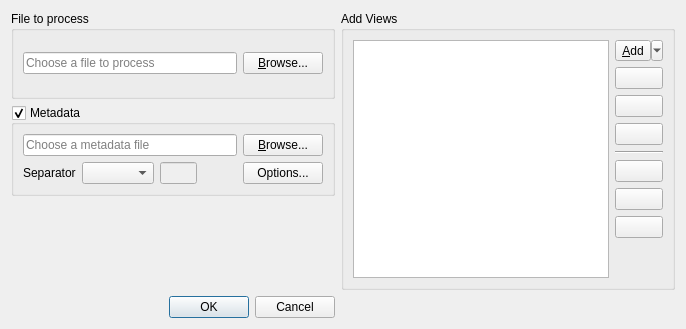
Qt form lib/ui/process_data_dialog.ui (metgem/metgem) before a commit.
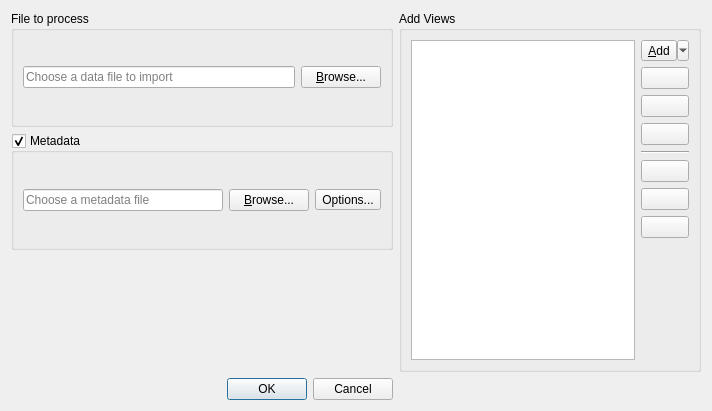
The same form after that commit. Icons and pictures are not drawn. Custom widgets are drawn as their Qt base class.

Commit message: All import of metadata from an Excel or ODF spreadsheet

The edit to the form file:
```diff
--- a/lib/ui/process_data_dialog.ui
+++ b/lib/ui/process_data_dialog.ui
@@ -5,6 +5,14 @@
   <property name="windowModality">
    <enum>Qt::ApplicationModal</enum>
   </property>
+  <property name="geometry">
+   <rect>
+    <x>0</x>
+    <y>0</y>
+    <width>712</width>
+    <height>411</height>
+   </rect>
+  </property>
   <property name="windowTitle">
    <string>Process File</string>
   </property>
@@ -34,25 +42,7 @@
       <bool>true</bool>
      </property>
      <layout class="QGridLayout" name="gridLayout">
-      <item row="0" column="0" colspan="4">
-       <layout class="QHBoxLayout" name="horizontalLayout">
-        <item>
-         <widget class="QLineEdit" name="editMetadataFile">
-          <property name="enabled">
-           <bool>true</bool>
-          </property>
-          <property name="minimumSize">
-           <size>
-            <width>200</width>
-            <height>0</height>
-           </size>
-          </property>
-          <property name="placeholderText">
-           <string>Choose a metadata file</string>
-          </property>
-         </widget>
-        </item>
-        <item>
+      <item row="0" column="1">
          <widget class="QPushButton" name="btBrowseMetadataFile">
           <property name="enabled">
            <bool>true</bool>
@@ -66,51 +56,8 @@
           </property>
          </widget>
         </item>
-       </layout>
-      </item>
-      <item row="2" column="0" colspan="4">
-       <layout class="QHBoxLayout" name="horizontalLayout_2">
-        <item>
-         <widget class="QLabel" name="label_2">
-          <property name="text">
-           <string>Separator</string>
-          </property>
-         </widget>
-        </item>
-        <item>
-         <widget class="CsvDelimiterCombo" name="cbCsvDelimiter"/>
-        </item>
-        <item>
-         <widget class="QLineEdit" name="editCsvDelimiter">
-          <property name="enabled">
-           <bool>false</bool>
-          </property>
-          <property name="maximumSize">
-           <size>
-            <width>37</width>
-            <height>16777215</height>
-           </size>
-          </property>
-          <property name="maxLength">
-           <number>1</number>
-          </property>
-         </widget>
-        </item>
-        <item>
-         <spacer name="horizontalSpacer">
-          <property name="orientation">
-           <enum>Qt::Horizontal</enum>
-          </property>
-          <property name="sizeHint" stdset="0">
-           <size>
-            <width>40</width>
-            <height>20</height>
-           </size>
-          </property>
-         </spacer>
-        </item>
-        <item>
-         <widget class="QPushButton" name="btOptions">
+      <item row="0" column="2">
+       <widget class="QToolButton" name="btOptions">
           <property name="text">
            <string>Options...</string>
           </property>
@@ -120,7 +67,21 @@
           </property>
          </widget>
         </item>
-       </layout>
+      <item row="0" column="0">
+       <widget class="QLineEdit" name="editMetadataFile">
+        <property name="enabled">
+         <bool>true</bool>
+        </property>
+        <property name="minimumSize">
+         <size>
+          <width>200</width>
+          <height>0</height>
+         </size>
+        </property>
+        <property name="placeholderText">
+         <string>Choose a metadata file</string>
+        </property>
+       </widget>
       </item>
      </layout>
     </widget>
@@ -140,7 +101,7 @@
          </size>
         </property>
         <property name="placeholderText">
-         <string>Choose a file to process</string>
+         <string>Choose a data file to import</string>
         </property>
        </widget>
       </item>
@@ -337,13 +298,6 @@
    </item>
   </layout>
  </widget>
- <customwidgets>
-  <customwidget>
-   <class>CsvDelimiterCombo</class>
-   <extends>QComboBox</extends>
-   <header>lib/ui/widgets.h</header>
-  </customwidget>
- </customwidgets>
  <resources>
   <include location="ui.qrc"/>
  </resources>
```
Lines whose indentation alone changed are shown as unchanged. The commit also changes 3 other files.
